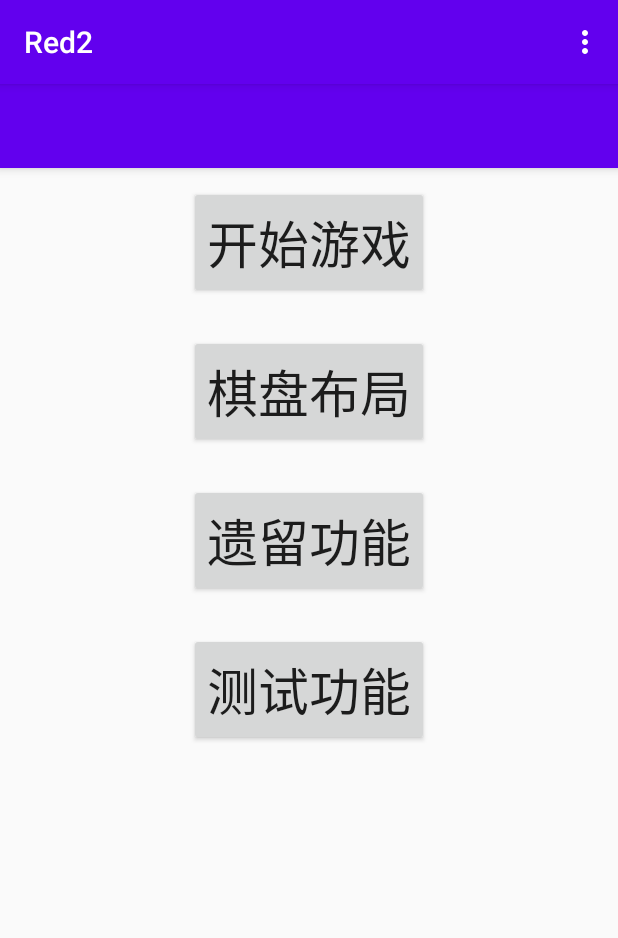
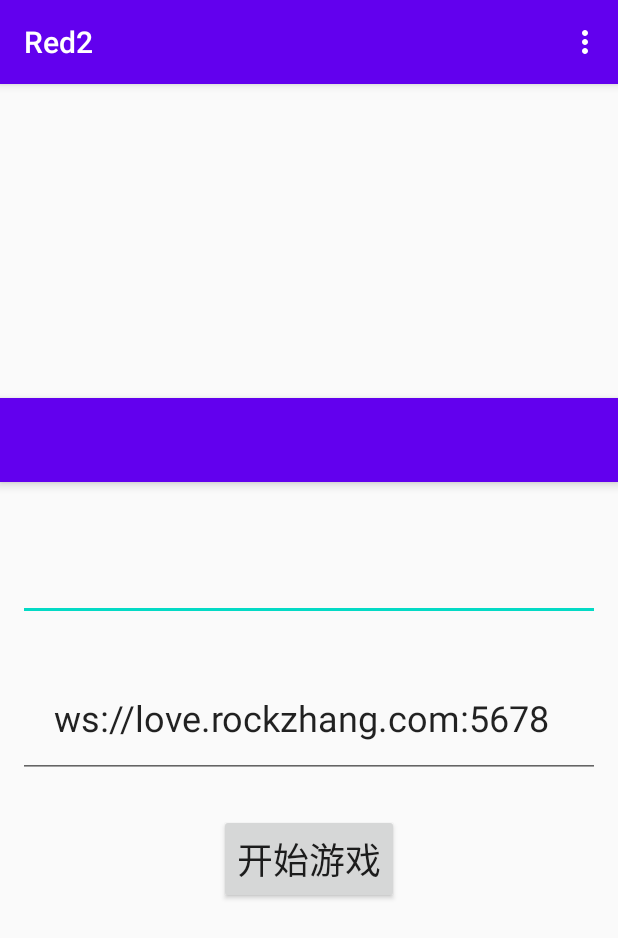
Before and after one commit to RockZhangCn/Red2-Android-Client, an Android app: the screen it shows after launch (MainActivity), on a phone screen of 412 x 824 dp. Shown: the top 938 px of the screen. Run offline under Robolectric (Android 15) with nearby library versions, the phone set to English and light mode, and no system bars; 1 statement that could not run was skipped.

Commit message:
完成启动activity及内容传递。

```diff
--- a/app/src/main/java/com/rockzhang/red2/MainActivity.java
+++ b/app/src/main/java/com/rockzhang/red2/MainActivity.java
@@ -3,6 +3,7 @@ package com.rockzhang.red2;
 import android.app.AlertDialog;
 import android.app.ProgressDialog;
 import android.content.DialogInterface;
+import android.content.Intent;
 import android.content.pm.PackageInfo;
 import android.content.pm.PackageManager;
 import android.os.Bundle;
@@ -10,22 +11,30 @@ import android.os.Handler;
 import android.os.Looper;
 import android.support.v7.app.AppCompatActivity;
 import android.support.v7.widget.Toolbar;
+import android.text.TextUtils;
 import android.view.Menu;
 import android.view.MenuItem;
 import android.view.View;
 import android.widget.Button;
+import android.widget.EditText;
+
+import com.rockzhang.red2.utils.SPUtils;
+
+import java.net.URI;
 
 
 public class MainActivity extends AppCompatActivity implements View.OnClickListener {
 
+    private String mServerAddress;
+    private String mPlayerName;
+    private EditText mServerAddressWidget;
+    private EditText mPlayerNameWidget;
+
     Handler mainHandler = new Handler(Looper.getMainLooper());
     private Toolbar mToolbar;
     private Button mStartGame;
-    private Button mStartLayout;
-    private Button mOtherFunc;
-    private Button mTestFunc;
 
-    private ProgressDialog progressDialog = null;
+
     @Override
     protected void onStart() {
         super.onStart();
@@ -35,20 +44,23 @@ public class MainActivity extends AppCompatActivity implements View.OnClickListe
     protected void onCreate(Bundle savedInstanceState) {
         super.onCreate(savedInstanceState);
         setContentView(R.layout.main_activity);
-//        mToolbar = findViewById(R.id.toolbar);
-//        setSupportActionBar(mToolbar);
+        mToolbar = findViewById(R.id.toolbar);
+        setSupportActionBar(mToolbar);
+        mStartGame = findViewById(R.id.start_game_item);
+        mServerAddressWidget = findViewById(R.id.server_address);
+        mPlayerNameWidget = findViewById(R.id.player_name);
+        mStartGame.setOnClickListener(this);
 
-        mStartGame = findViewById(R.id.start_game_item);
-        mStartLayout = findViewById(R.id.layout_chess);
-        mOtherFunc = findViewById(R.id.other_func);
-        mTestFunc = findViewById(R.id.test_func);
+        mServerAddress = (String) SPUtils.get(this, "server_address", "");
+        mPlayerName = (String) SPUtils.get(this, "player_name", "");
 
-        mStartGame.setOnClickListener(this);
-        mStartLayout.setOnClickListener(this);
-        mOtherFunc.setOnClickListener(this);
-        mTestFunc.setOnClickListener(this);
+        if (!TextUtils.isEmpty(mServerAddress)) {
+            mServerAddressWidget.setText(mServerAddress);
+        }
 
-        checkUpdate();
+        if (!TextUtils.isEmpty(mPlayerName)) {
+            mPlayerNameWidget.setText(mPlayerName);
+        }
     }
 
     @Override
@@ -68,115 +80,15 @@ public class MainActivity extends AppCompatActivity implements View.OnClickListe
         return super.onOptionsItemSelected(item);
     }
 
-    private void showInProgress(boolean show) {
-        //display a dialog in progress.
-        if (show) {
-            progressDialog = new ProgressDialog(MainActivity.this);
-            progressDialog.setTitle("正在登录");
-            progressDialog.setMessage("登录中，请稍等。。。");
-            progressDialog.setCancelable(true);
-            progressDialog.show();
-        } else {
-            progressDialog.dismiss();
-        }
-    }
-
     @Override
     public void onClick(View v) {
-
         switch (v.getId()) {
             case R.id.start_game_item:
-                showInProgress(true);
-//                presenter.loginDefaultRoom();
-                break;
-
-            case R.id.layout_chess:
-//                startActivity(new Intent(MainActivity.this, LayoutActivity.class));
-                break;
-            case R.id.other_func:
-//                startActivity(new Intent(MainActivity.this, JunQiActivity.class));
-                break;
-
-            case R.id.test_func:
-                /*
-                 DownloadManager manager = DownloadManager.getInstance(MainActivity.this);
-                 manager.setApkName("appupdate.apk")
-                         .setApkUrl("https://raw.githubusercontent.com/azhon/AppUpdate/master/apk/appupdate.apk")
-                         .setDownloadPath(Environment.getExternalStorageDirectory() + "/AppUpdate")
-                         .setSmallIcon(R.mipmap.ic_launcher)
-                         //可设置，可不设置
-                         //.setConfiguration(configuration)
-                         .download();
-                */
-
-                progressDialog = new ProgressDialog(MainActivity.this);
-                progressDialog.setTitle("正在登录");
-                progressDialog.setMessage("登录中，请稍等。。。");
-                progressDialog.setCancelable(true);
-                progressDialog.show();
+                Intent intent = new Intent(this, FullscreenActivity.class);
+                intent.putExtra("server_address", mServerAddress);
+                intent.putExtra("player_name", mPlayerName);
+                startActivity(intent);
                 break;
         }
     }
-
-    private void checkUpdate() {
-        String versionName;
-        int versionCode;
-        try {
-            PackageManager pm = getPackageManager();
-            PackageInfo pi = pm.getPackageInfo(getPackageName(), 0);
-            versionName = pi.versionName;
-            versionCode = pi.versionCode;
-
-
-        } catch (Exception e) {
-            versionName = "1.0";
-            versionCode = 1;
-        }
-
-//        Request request = new Request.Builder()
-//                .url("http://v.rockzhang.com/fourwar/app/config")
-//                .build();
-
-//        FourWarApp.getInstance().getNetworkClient().newCall(request).enqueue(new Callback() {
-//            @Override
-//            public void onFailure(Call call, IOException e) {
-//            }
-//
-//            @Override
-//            public void onResponse(Call call, Response response) throws IOException {
-//
-//                mainHandler.post(new Runnable() {
-//                    @Override
-//                    public void run() {
-//                        showUpdateDialog();
-//                    }
-//                });
-//
-//            }
-//        });
-    }
-
-    private void showUpdateDialog() {
-        final AlertDialog.Builder normalDialog =
-                new AlertDialog.Builder(this);
-        normalDialog.setTitle("信息通告");
-        normalDialog.setMessage("检测到新版本需要升级");
-        normalDialog.setPositiveButton("确定",
-                new DialogInterface.OnClickListener() {
-                    @Override
-                    public void onClick(DialogInterface dialog, int which) {
-
-                    }
-                });
-        normalDialog.setNegativeButton("取消",
-                new DialogInterface.OnClickListener() {
-                    @Override
-                    public void onClick(DialogInterface dialog, int which) {
-
-                    }
-                });
-
-        normalDialog.show();
-    }
-
 }
--- a/app/src/main/res/layout/main_activity.xml
+++ b/app/src/main/res/layout/main_activity.xml
@@ -21,6 +21,25 @@
 
     </android.support.design.widget.AppBarLayout>
 
+    <EditText
+        android:id="@+id/player_name"
+        android:layout_width="match_parent"
+        android:layout_height="wrap_content"
+        android:padding="24dp"
+        android:layout_margin="@dimen/main_activity_margin"
+        android:textSize="@dimen/main_activity_font"
+        />
+
+    <EditText
+        android:id="@+id/server_address"
+        android:layout_width="match_parent"
+        android:text="ws://love.rockzhang.com:5678"
+        android:layout_height="wrap_content"
+        android:padding="24dp"
+        android:layout_margin="@dimen/main_activity_margin"
+        android:textSize="@dimen/main_activity_font"
+        />
+
     <Button
         android:id="@+id/start_game_item"
         android:layout_width="wrap_content"
@@ -31,40 +50,5 @@
         android:text="开始游戏"
         android:textAlignment="center" />
 
-    <Button
-        android:id="@+id/layout_chess"
-        android:layout_width="wrap_content"
-        android:layout_height="wrap_content"
-        android:layout_margin="@dimen/main_activity_margin"
-        android:padding="@dimen/main_activity_padding"
-        android:text="棋盘布局"
-        android:textSize="@dimen/main_activity_font"
-        android:textAlignment="center" />
-
-    <Button
-        android:id="@+id/other_func"
-        android:layout_width="wrap_content"
-        android:layout_height="wrap_content"
-        android:layout_margin="@dimen/main_activity_margin"
-        android:padding="@dimen/main_activity_padding"
-        android:textSize="@dimen/main_activity_font"
-        android:text="遗留功能"
-        android:textAlignment="center" />
-
-    <Button
-        android:id="@+id/test_func"
-        android:layout_width="wrap_content"
-        android:layout_height="wrap_content"
-        android:layout_margin="@dimen/main_activity_margin"
-        android:padding="@dimen/main_activity_padding"
-        android:textSize="@dimen/main_activity_font"
-        android:text="测试功能"
-        android:textAlignment="center" />
-
-    <TextView
-        android:layout_width="wrap_content"
-        android:layout_height="0dp"
-        android:layout_weight="1"
-        />
 
 </LinearLayout>
--- a/app/src/main/res/values/dimens.xml
+++ b/app/src/main/res/values/dimens.xml
@@ -7,7 +7,7 @@
     <dimen name="main_activity_padding">12dp</dimen>
     <dimen name="main_activity_margin">12dp</dimen>
     <dimen name="main_activity_margin_x2">24dp</dimen>
-    <dimen name="main_activity_font">34sp</dimen>
+    <dimen name="main_activity_font">24sp</dimen>
 
 
 </resources>
--- a/settings.gradle
+++ b/settings.gradle
@@ -12,5 +12,5 @@ dependencyResolutionManagement {
         mavenCentral()
     }
 }
-rootProject.name = "My Application"
+rootProject.name = "Red2AndroidClient"
 include ':app'
```
Also changed, not shown: app/src/main/java/com/rockzhang/red2/FullscreenActivity.java (+7 -0 lines), app/src/main/java/com/rockzhang/red2/app/Red2App.java (+20 -16 lines).
